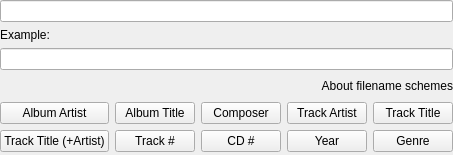
The window that devices/filenameschemedialog.ui (CDrummond/cantata) describes before a commit, drawn with Qt 5.
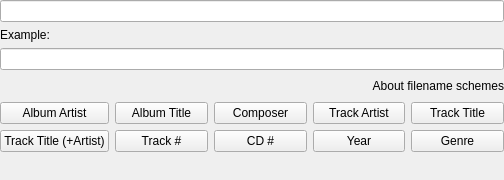
The same window after the commit. Custom widgets are drawn as their Qt base class.

The edit to the form file:
```diff
--- a/devices/filenameschemedialog.ui
+++ b/devices/filenameschemedialog.ui
@@ -6,8 +6,8 @@
    <rect>
     <x>0</x>
     <y>0</y>
-    <width>378</width>
-    <height>155</height>
+    <width>504</width>
+    <height>180</height>
    </rect>
   </property>
   <layout class="QGridLayout" name="gridLayout">
```
Left out of the diff: 41 changed lines with no effect on the pictures.
